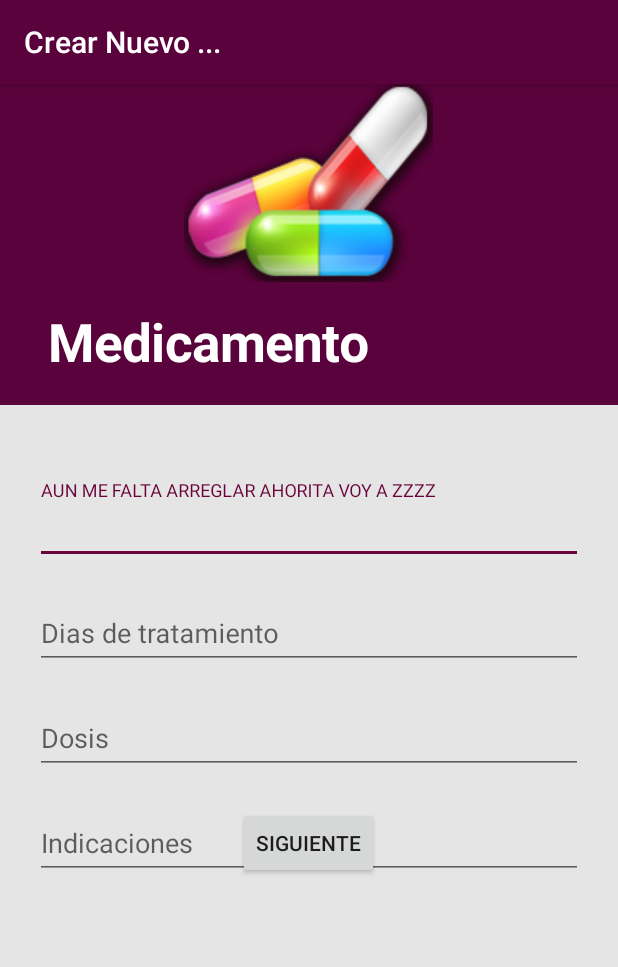
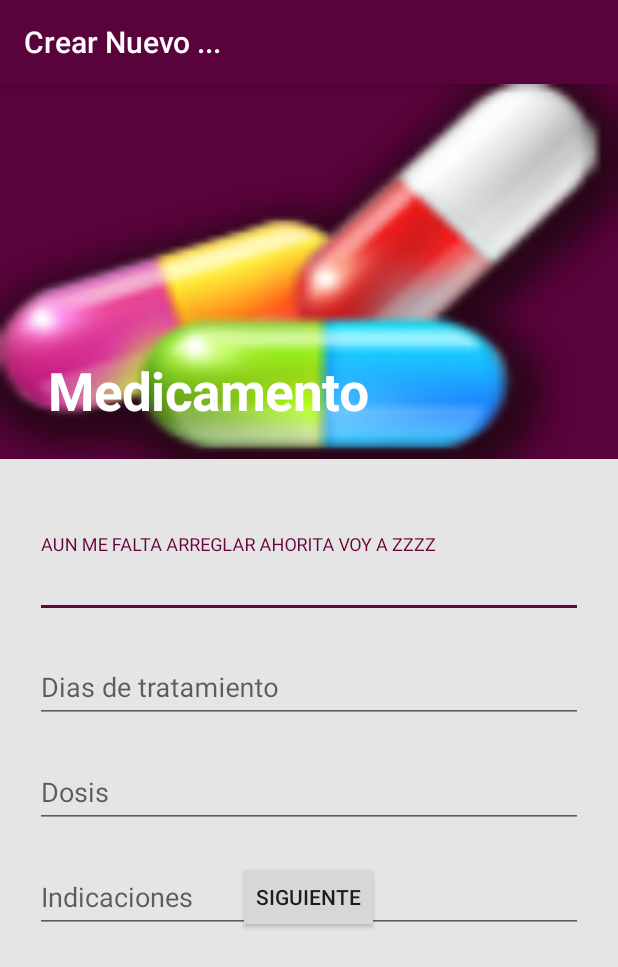
Before and after one commit to sianna93/amiFinal, an Android app: the NuevoMedicamentoActivity screen opened directly, with no data from a screen before it, on a phone screen of 412 x 824 dp. Shown: the top 967 px of the screen. Run offline under Robolectric (Android 15) with nearby library versions, the phone set to English and light mode, and no system bars; libraries missing offline, so code that uses them is left out: android.support.v7; 1 statement that could not run was skipped.

Commit message:
Cambiando posición toolbar en nuevo medicamento // incompleto

```diff
--- a/AMI/app/src/main/AndroidManifest.xml
+++ b/AMI/app/src/main/AndroidManifest.xml
@@ -47,6 +47,7 @@
 
         <activity
             android:name=".NuevoMedicamentoActivity"
+
             android:label="@string/title_activity_Nuevo_Medicamento">
 
         </activity>
--- a/AMI/app/src/main/java/com/example/janinacosta/ami/NuevoMedicamentoActivity.java
+++ b/AMI/app/src/main/java/com/example/janinacosta/ami/NuevoMedicamentoActivity.java
@@ -193,7 +193,7 @@ public class NuevoMedicamentoActivity extends AppCompatActivity implements Numbe
         Log.i("value is",""+i1);
     }
 
-    //metodos para collapsin
+    //metodos para collapsing
     private void dynamicToolbarColor() {
         Bitmap bitmap = BitmapFactory.decodeResource(getResources(),
                 R.drawable.ic_pastilla_grande);
--- a/AMI/app/src/main/res/layout/activity_nuevo_medicamento_uno.xml
+++ b/AMI/app/src/main/res/layout/activity_nuevo_medicamento_uno.xml
@@ -1,4 +1,3 @@
-<?xml version="1.0" encoding="utf-8"?>
 <android.support.design.widget.CoordinatorLayout xmlns:android="http://schemas.android.com/apk/res/android"
     xmlns:app="http://schemas.android.com/apk/res-auto"
     android:layout_width="match_parent"
@@ -6,31 +5,30 @@
 
     <android.support.design.widget.AppBarLayout
         android:layout_width="match_parent"
-        android:layout_height="214dp"
+        android:layout_height="250dp"
         android:theme="@style/ThemeOverlay.AppCompat.Dark.ActionBar">
 
         <android.support.design.widget.CollapsingToolbarLayout
             android:id="@+id/collapsing_toolbar"
             android:layout_width="match_parent"
-            android:layout_height="217dp"
-            app:contentScrim="?attr/colorPrimary"
+            android:layout_height="match_parent"
+            app:contentScrim="?attr/colorControlActivated"
             app:layout_scrollFlags="scroll|exitUntilCollapsed">
+
+            <ImageView
+                android:layout_width="match_parent"
+                android:layout_height="match_parent"
+                android:scaleType="centerCrop"
+                android:fitsSystemWindows="true"
+                android:background="@drawable/ic_pastillas"
+                android:id="@+id/profile_id"
+                app:layout_collapseMode="parallax" />
 
             <android.support.v7.widget.Toolbar
                 android:id="@+id/toolbar"
                 android:layout_width="match_parent"
                 android:layout_height="?attr/actionBarSize"
                 app:layout_collapseMode="pin" />
-
-            <ImageView
-                android:layout_width="wrap_content"
-                android:layout_height="wrap_content"
-                android:layout_gravity="center_horizontal"
-                android:scaleType="centerCrop"
-                android:fitsSystemWindows="true"
-                android:background="@drawable/ic_pastilla_grande"
-                android:id="@+id/profile_id"
-                app:layout_collapseMode="parallax" />
 
         </android.support.design.widget.CollapsingToolbarLayout>
 
@@ -44,13 +42,11 @@
 
         <LinearLayout
             android:layout_width="match_parent"
-            android:layout_height="match_parent"
+            android:layout_height="300dp"
             android:orientation="vertical"
-
-            android:paddingTop="10dp">
-
+            android:paddingTop="10dp"
+            android:weightSum="1">
             <include layout="@layout/activity_nuevo_medicamento_dos" />
-
         </LinearLayout>
 
 
```
Also changed, not shown: 2 other files.
